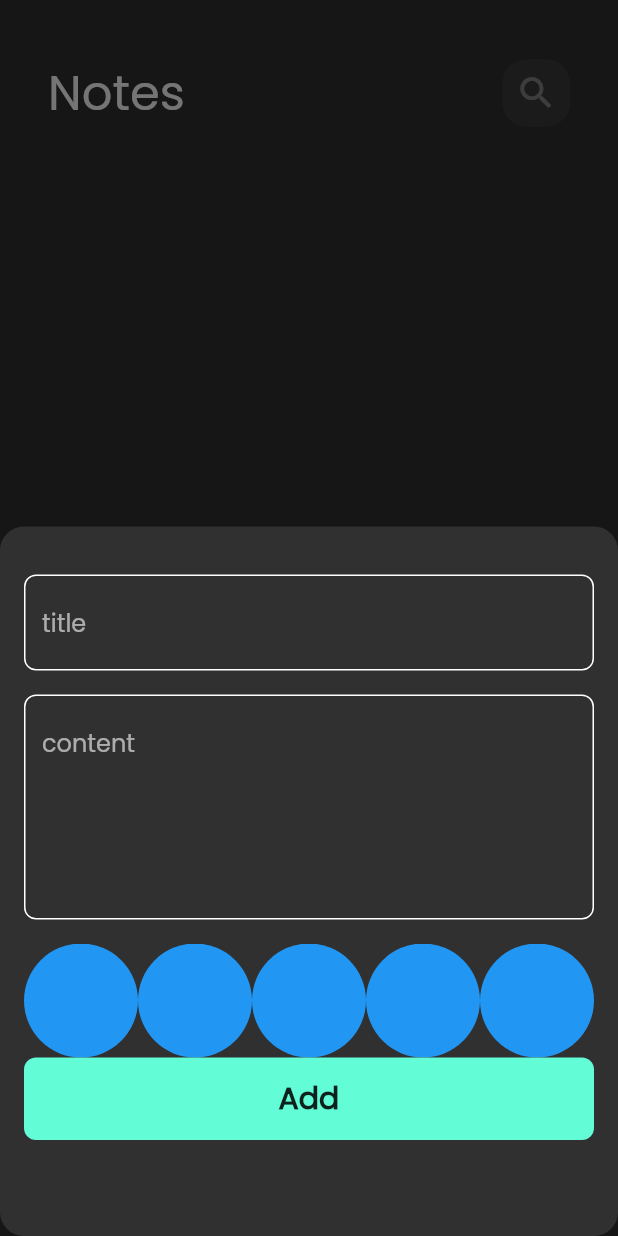
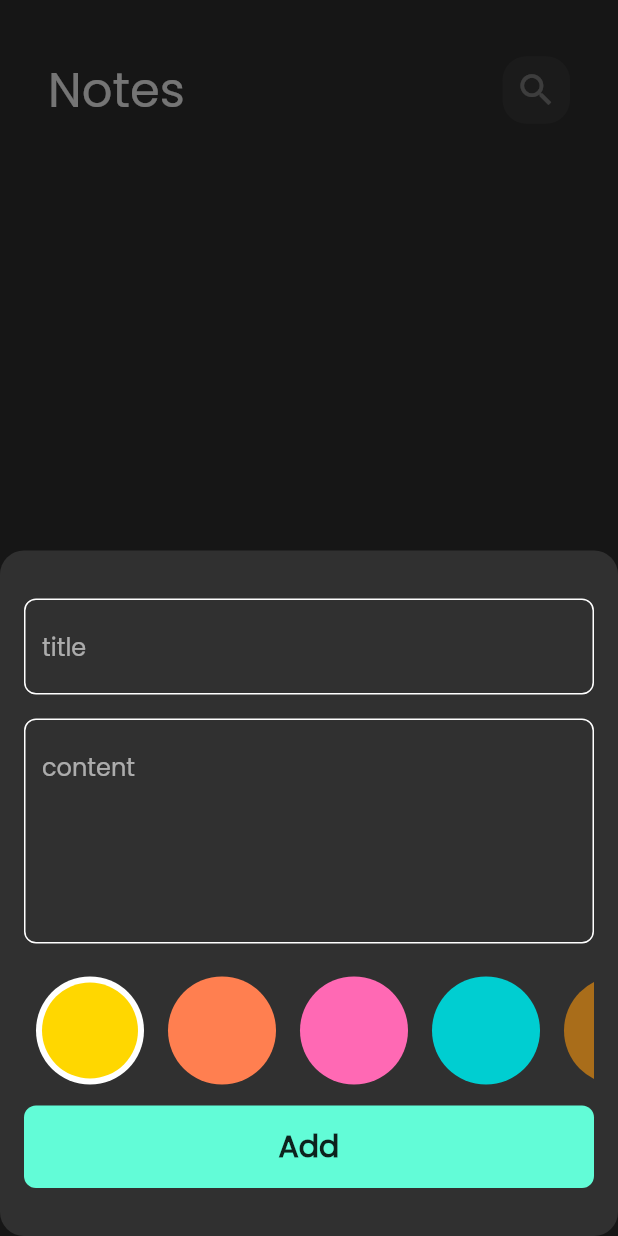
Before and after one commit to mostafahassan8799/Notes_App, a Flutter app: the screen it shows after launch, after a tap on the "add" icon, on a phone screen of 412 x 824 dp. Run offline on Flutter 3.47's test engine with Material 2 defaults, Android fonts, the phone set to English and light mode, and no system bars; our stand-ins replace bloc, flutter_bloc, hive, hive_flutter; accounts and stored records are empty.

Commit message:
finish note app

```diff
--- a/lib/constants/string_const.dart
+++ b/lib/constants/string_const.dart
@@ -2,3 +2,15 @@ import 'package:flutter/material.dart';
 
 const kPrimaryColor = Color(0xff62FCD7);
 const kNotesBox = "notes_box";
+List<Color> kColors = const [
+  Color(0xFFFFD700),
+  Color(0xFFFF7F50),
+  Color(0xFFFF69B4),
+  Color(0xFF00CED1),
+  Color(0xFFA96D1A),
+  Color(0xFF8A2BE2),
+  Color(0xFF00FF7F),
+  Color(0xFF2D4CD5),
+  Color(0xFF033532),
+  Color(0xFFCC3232),
+];
--- a/lib/cubits/add_note_cubit/add_note_cubit.dart
+++ b/lib/cubits/add_note_cubit/add_note_cubit.dart
@@ -1,4 +1,5 @@
 import 'package:bloc/bloc.dart';
+import 'package:flutter/material.dart';
 import 'package:hive_flutter/adapters.dart';
 import 'package:meta/meta.dart';
 import 'package:notes_app/constants/string_const.dart';
@@ -8,7 +9,9 @@ part 'add_note_state.dart';
 
 class AddNoteCubit extends Cubit<AddNoteState> {
   AddNoteCubit() : super(AddNoteInitial());
+  Color color = const Color(0xFFFFD700);
   addNote(NoteModel noteModel) async {
+    noteModel.color = color.value;
     emit(AddNoteLoading());
     try {
       var noteBox = Hive.box<NoteModel>(kNotesBox);
--- a/lib/views/notes_view.dart
+++ b/lib/views/notes_view.dart
@@ -1,9 +1,6 @@
 import 'package:flutter/material.dart';
-import 'package:flutter_bloc/flutter_bloc.dart';
 import 'package:notes_app/widgets/custom_bottom_sheet.dart';
 import 'package:notes_app/widgets/notes_view_body.dart';
-
-import '../cubits/notes_cubit/notes_cubit.dart';
 
 class NotesView extends StatelessWidget {
   const NotesView({super.key});
--- a/lib/widgets/add_note_form.dart
+++ b/lib/widgets/add_note_form.dart
@@ -47,7 +47,7 @@ class _AddNoteFormState extends State<AddNoteForm> {
             },
           ),
           const SizedBox(
-            height: 16,
+            height: 8,
           ),
           const ColorsListView(),
           BlocBuilder<AddNoteCubit, AddNoteState>(
@@ -75,7 +75,7 @@ class _AddNoteFormState extends State<AddNoteForm> {
             },
           ),
           const SizedBox(
-            height: 64,
+            height: 32,
           ),
         ],
       ),
--- a/lib/widgets/colors_list_view.dart
+++ b/lib/widgets/colors_list_view.dart
@@ -1,29 +1,63 @@
 import 'package:flutter/material.dart';
+import 'package:flutter_bloc/flutter_bloc.dart';
+import 'package:notes_app/constants/string_const.dart';
+import 'package:notes_app/cubits/add_note_cubit/add_note_cubit.dart';
 
 class ColorItem extends StatelessWidget {
-  const ColorItem({super.key});
+  const ColorItem({super.key, required this.isClicked, required this.color});
+  final bool isClicked;
+  final Color color;
 
   @override
   Widget build(BuildContext context) {
-    return const CircleAvatar(
-      radius: 38,
-      backgroundColor: Colors.blue,
-    );
+    return isClicked
+        ? CircleAvatar(
+            radius: 36,
+            backgroundColor: Colors.white,
+            child: CircleAvatar(
+              radius: 32,
+              backgroundColor: color,
+            ),
+          )
+        : CircleAvatar(
+            radius: 36,
+            backgroundColor: color,
+          );
   }
 }
 
-class ColorsListView extends StatelessWidget {
+class ColorsListView extends StatefulWidget {
   const ColorsListView({super.key});
+
+  @override
+  State<ColorsListView> createState() => _ColorsListViewState();
+}
+
+class _ColorsListViewState extends State<ColorsListView> {
+  int currentIndex = 0;
 
   @override
   Widget build(BuildContext context) {
     return SizedBox(
-      height: 38 * 2,
+      height: 50 * 2,
       child: ListView.builder(
-        itemCount: 10,
+        itemCount: kColors.length,
         scrollDirection: Axis.horizontal,
         itemBuilder: (context, index) {
-          return const ColorItem();
+          return Padding(
+            padding: const EdgeInsets.all(8.0),
+            child: GestureDetector(
+              onTap: () {
+                currentIndex = index;
+                BlocProvider.of<AddNoteCubit>(context).color = kColors[index];
+                setState(() {});
+              },
+              child: ColorItem(
+                isClicked: currentIndex == index,
+                color: kColors[index],
+              ),
+            ),
+          );
         },
       ),
     );
--- a/lib/widgets/notes_view_body.dart
+++ b/lib/widgets/notes_view_body.dart
@@ -25,13 +25,16 @@ class _NotesViewBodyState extends State<NotesViewBody> {
       child: Column(
         children: [
           SizedBox(
-            height: 30,
+            height: 28,
           ),
           CustomAppBar(
             title: 'Notes',
             icon: Icons.search,
           ),
           Expanded(child: NotesViewList()),
+          SizedBox(
+            height: 38,
+          )
         ],
       ),
     );
```
Also changed, not shown: lib/widgets/edit_view_body.dart (+55 -1 lines).
